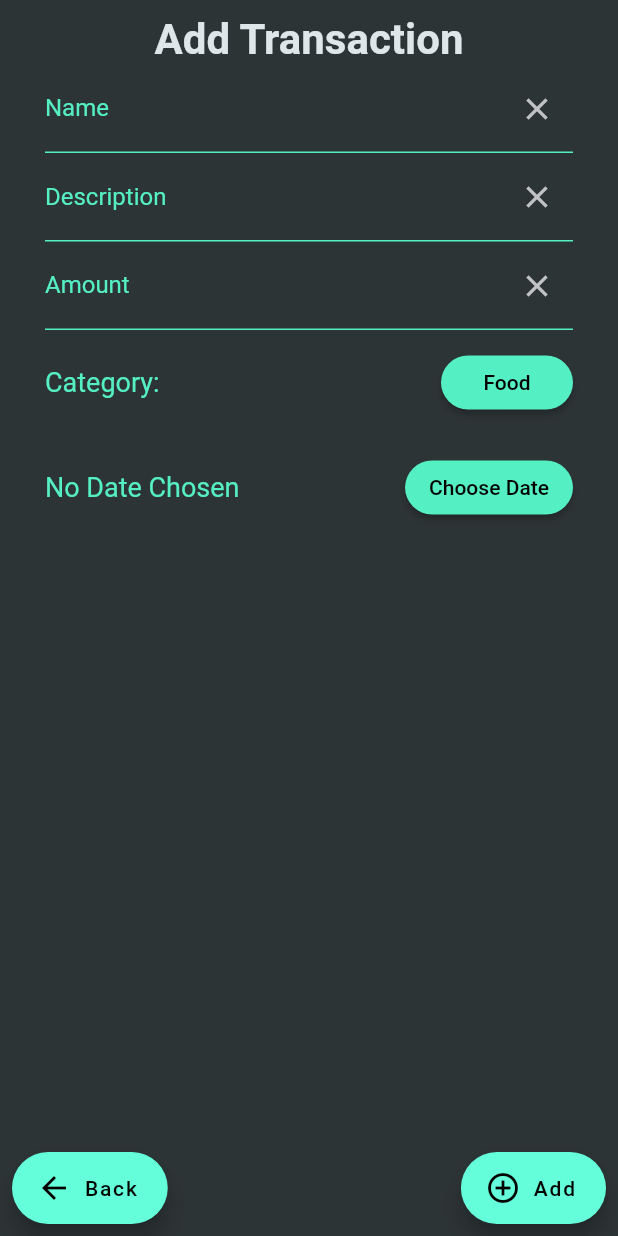
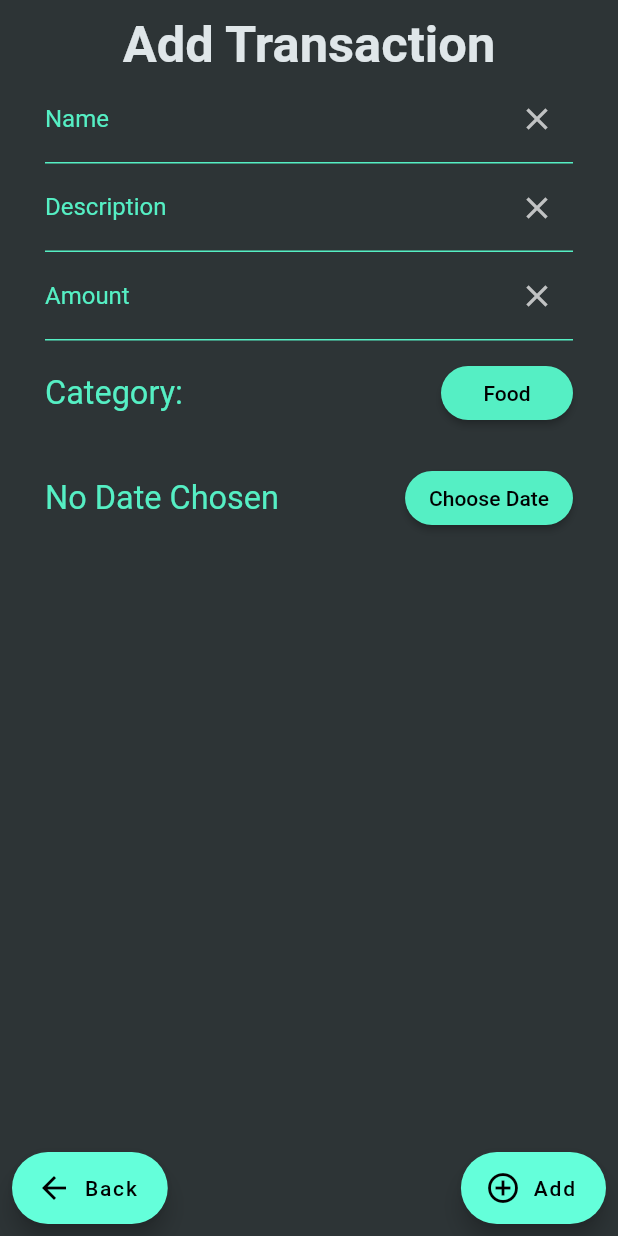
Before and after one commit to joswong13/spending_tracker, a Flutter app: the screen it shows after launch, item 4 of the bottom bar chosen, on a phone screen of 412 x 824 dp. Run offline on Flutter 3.47's test engine with Material 2 defaults, Android fonts, the phone set to English and light mode, and no system bars; our stand-ins replace auto_size_text, cloud_firestore, sqflite; accounts and stored records are empty.

Commit message:
added AutoSizeText

```diff
--- a/lib/UI/Views/AddExpenseView/AddTransactionView.dart
+++ b/lib/UI/Views/AddExpenseView/AddTransactionView.dart
@@ -1,3 +1,4 @@
+import 'package:first_flutter/Core/Constants/SizeConfig.dart';
 import 'package:flutter/material.dart';
 import 'package:intl/intl.dart';
 import 'package:provider/provider.dart';
@@ -32,13 +33,13 @@ class _TransactionScreenState extends State<TransactionScreen> {
   InputDecoration _textDecoration(String label, String hintValue, int fieldClears) {
     return InputDecoration(
       labelText: label,
-      labelStyle: TextStyle(color: greenLightGreenishBlue),
+      labelStyle: TextStyle(color: Theme.of(context).primaryColor),
       hintText: hintValue,
       enabledBorder: UnderlineInputBorder(
-        borderSide: BorderSide(color: greenLightGreenishBlue),
+        borderSide: BorderSide(color: Theme.of(context).primaryColor),
       ),
       focusedBorder: UnderlineInputBorder(
-        borderSide: BorderSide(color: greenLightGreenishBlue),
+        borderSide: BorderSide(color: Theme.of(context).primaryColor),
       ),
       suffixIcon: IconButton(
         icon: Icon(Icons.clear),
@@ -137,6 +138,8 @@ class _TransactionScreenState extends State<TransactionScreen> {
   @override
   Widget build(BuildContext context) {
     final monthData = Provider.of<MonthProvider>(context);
+    final SizeConfig sizeConfig = SizeConfig();
+    double regularFontSize = sizeConfig.blockSizeVertical * 2.63;
 
     return Scaffold(
       body: SafeArea(
@@ -146,9 +149,10 @@ class _TransactionScreenState extends State<TransactionScreen> {
             child: Column(
               crossAxisAlignment: CrossAxisAlignment.center,
               children: <Widget>[
-                const Text(
+                Text(
                   "Add Transaction",
-                  style: TextStyle(fontSize: 28, color: greyCityLights, fontWeight: FontWeight.w600),
+                  style: TextStyle(
+                      fontSize: sizeConfig.blockSizeVertical * 4.1, color: greyCityLights, fontWeight: FontWeight.w600),
                 ),
                 TextField(
                   style: const TextStyle(color: Colors.green),
@@ -173,13 +177,13 @@ class _TransactionScreenState extends State<TransactionScreen> {
                   child: Row(
                     children: <Widget>[
                       Expanded(
-                        child: const Text(
+                        child: Text(
                           'Category:',
-                          style: TextStyle(color: greenLightGreenishBlue, fontSize: 18),
+                          style: TextStyle(color: Theme.of(context).primaryColor, fontSize: regularFontSize),
                         ),
                       ),
                       RaisedButton(
-                        color: greenLightGreenishBlue,
+                        color: Theme.of(context).primaryColor,
                         child: Text(
                           _category,
                           style: TextStyle(color: Colors.black),
@@ -206,13 +210,13 @@ class _TransactionScreenState extends State<TransactionScreen> {
                         child: Text(
                           _selectedDate == null ? 'No Date Chosen' : DateFormat.yMd().format(_selectedDate),
                           style: TextStyle(
-                            color: greenLightGreenishBlue,
-                            fontSize: 18,
+                            color: Theme.of(context).primaryColor,
+                            fontSize: regularFontSize,
                           ),
                         ),
                       ),
                       RaisedButton(
-                        color: greenLightGreenishBlue,
+                        color: Theme.of(context).primaryColor,
                         child: Text(
                           'Choose Date',
                           style: TextStyle(color: Colors.black),
--- a/lib/UI/Widgets/MonthlyOverview/CategoryCard.dart
+++ b/lib/UI/Widgets/MonthlyOverview/CategoryCard.dart
@@ -2,6 +2,7 @@ import 'package:first_flutter/Core/ViewModels/MonthProvider.dart';
 import 'package:flutter/material.dart';
 import 'package:provider/provider.dart';
 import '../../Views/CategoryTransactionView/CategoryTransactionView.dart';
+import 'package:auto_size_text/auto_size_text.dart';
 
 class CategoryCard extends StatelessWidget {
   final String _category;
@@ -47,9 +48,10 @@ class CategoryCard extends StatelessWidget {
                 _category,
                 style: TextStyle(fontSize: 24),
               ),
-              Text(
+              AutoSizeText(
                 "\$" + _amount.toString(),
                 style: TextStyle(fontSize: 24),
+                maxLines: 1,
               ),
             ],
           ),
--- a/pubspec.yaml
+++ b/pubspec.yaml
@@ -30,6 +30,7 @@ dependencies:
   provider: ^3.0.0
   sqflite: ^1.1.6+4
   path_provider: ^1.3.0
+  auto_size_text: ^2.1.0
 
 dev_dependencies:
   flutter_test:
```
Also changed, not shown: pubspec.lock.
